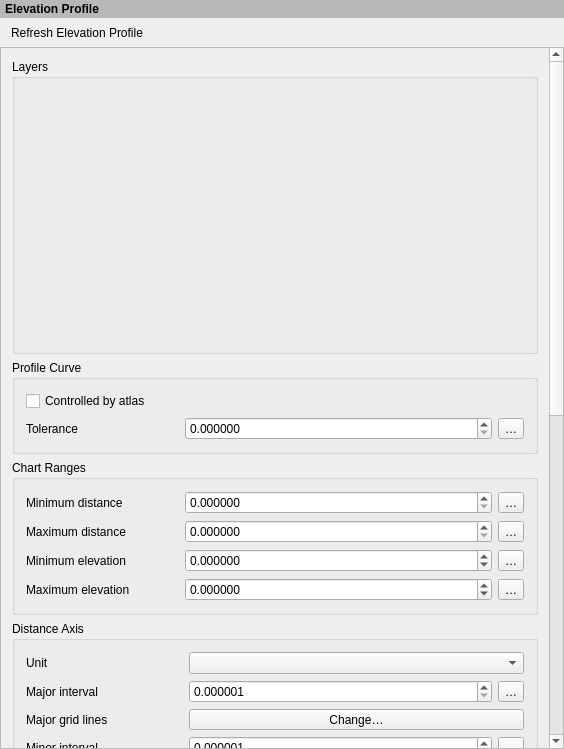
The window that src/ui/layout/qgslayoutelevationprofilewidgetbase.ui (carsmie/QGIS) describes before a commit, drawn with Qt 5.
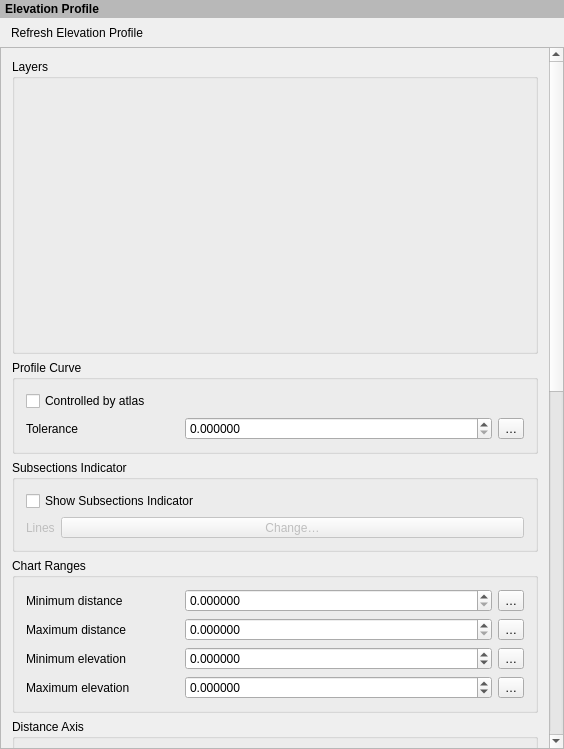
The same window after the commit. Icons and pictures are not drawn. Custom widgets are drawn as their Qt base class.

Commit message:
qgslayoutelevationprofilewidget: Add support for subsections indicator
This adds some new customization associated with the introduction of
subsections indicator:
- it allows to display or hide them
- it allows to change the associated symbology

The edit to the form file:
```diff
--- a/src/ui/layout/qgslayoutelevationprofilewidgetbase.ui
+++ b/src/ui/layout/qgslayoutelevationprofilewidgetbase.ui
@@ -148,6 +148,48 @@
          </layout>
         </widget>
        </item>
+       <item>
+        <widget class="QgsCollapsibleGroupBoxBasic" name="collapsibleGroupboxSubsections">
+         <property name="title">
+          <string>Subsections Indicator</string>
+         </property>
+         <layout class="QGridLayout" name="gridLayoutSubsections">
+          <item row="0" column="0" colspan="2">
+           <widget class="QCheckBox" name="mSubsectionsActivateCheck">
+            <property name="text">
+             <string>Show Subsections Indicator</string>
+            </property>
+           </widget>
+          </item>
+          <item row="1" column="0">
+           <widget class="QLabel" name="mSubsectionsSymbolLabel">
+            <property name="text">
+             <string>Lines</string>
+            </property>
+            <property name="enabled">
+             <bool>false</bool>
+            </property>
+           </widget>
+          </item>
+          <item row="1" column="1">
+           <widget class="QgsSymbolButton" name="mSubsectionsSymbolButton">
+            <property name="enabled">
+             <bool>false</bool>
+            </property>
+            <property name="sizePolicy">
+             <sizepolicy hsizetype="Expanding" vsizetype="Fixed">
+              <horstretch>0</horstretch>
+              <verstretch>0</verstretch>
+             </sizepolicy>
+            </property>
+            <property name="text">
+             <string>Change…</string>
+            </property>
+           </widget>
+          </item>
+         </layout>
+        </widget>
+       </item>
        <item>
         <widget class="QgsCollapsibleGroupBoxBasic" name="groupChartRanges">
          <property name="title">
```
Left out of the diff: 2 changed lines with no effect on the pictures. The commit also changes 5 other files.
